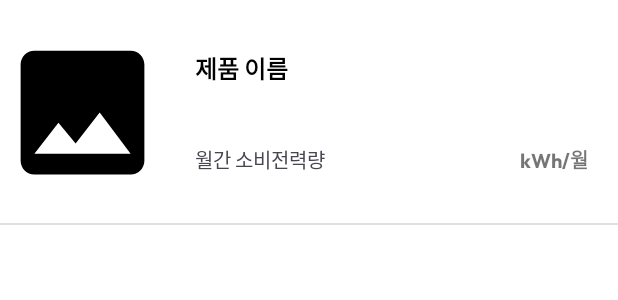
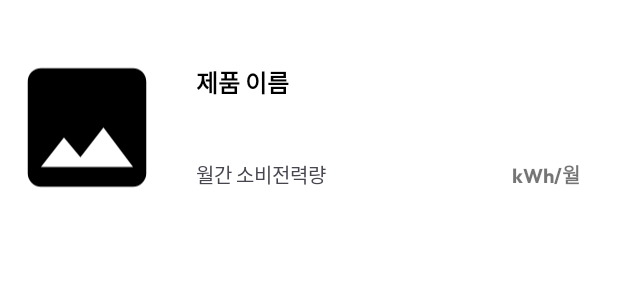
Before and after one commit to lspc678/Capstone_Frontend, an Android app: the layout recommend_product_list_item.xml on its own in the app's theme, with its tools: preview values and no code run, on a phone screen of 412 x 824 dp. Shown: the top 300 px of the screen. Run offline under Robolectric (Android 15) with nearby library versions, the phone set to English and light mode, and no system bars.

Commit message:
design: changed recommend_product_list_item cardview design

```diff
--- a/app/src/main/res/layout/recommend_product_list_item.xml
+++ b/app/src/main/res/layout/recommend_product_list_item.xml
@@ -4,29 +4,30 @@
     xmlns:app="http://schemas.android.com/apk/res-auto"
     android:id="@+id/recommendProductListItem"
     android:layout_width="match_parent"
-    android:layout_height="155dp"
+    android:layout_height="170dp"
+    android:layout_marginBottom="15dp"
+    app:cardCornerRadius="20dp"
     app:cardElevation="0dp">
 
     <androidx.constraintlayout.widget.ConstraintLayout
         android:layout_width="match_parent"
-        android:layout_height="wrap_content"
-        android:layout_marginBottom="5dp">
+        android:layout_height="match_parent"
+        android:layout_margin="5dp">
 
         <ImageView
             android:id="@+id/imageDevice"
-            android:layout_width="110dp"
+            android:layout_width="105dp"
             android:layout_height="match_parent"
             android:src="@drawable/ic_image"
             app:layout_constraintTop_toTopOf="parent"
             app:layout_constraintBottom_toBottomOf="parent"
             app:layout_constraintStart_toStartOf="parent" />
 
-        <LinearLayout
+        <androidx.constraintlayout.widget.ConstraintLayout
             android:id="@+id/linearLayout"
             android:layout_width="0dp"
             android:layout_height="match_parent"
             android:layout_marginStart="20dp"
-            android:orientation="vertical"
             app:layout_constraintBottom_toBottomOf="parent"
             app:layout_constraintEnd_toEndOf="parent"
             app:layout_constraintStart_toEndOf="@+id/imageDevice"
@@ -36,17 +37,22 @@
                 android:id="@+id/textProductName"
                 android:layout_width="wrap_content"
                 android:layout_height="wrap_content"
-                android:layout_marginTop="18dp"
                 android:fontFamily="@font/outfit_bold"
                 android:text="제품 이름"
                 android:textColor="@color/black"
-                android:textSize="16sp" />
+                android:textSize="16sp"
+                app:layout_constraintStart_toStartOf="parent"
+                app:layout_constraintTop_toTopOf="parent"
+                app:layout_constraintBottom_toTopOf="@id/constraintLayoutForEnergyConsume"/>
 
             <androidx.constraintlayout.widget.ConstraintLayout
+                android:id="@+id/constraintLayoutForEnergyConsume"
                 android:layout_width="match_parent"
                 android:layout_height="wrap_content"
-                android:layout_marginTop="37dp"
-                android:layout_marginBottom="18dp">
+                app:layout_constraintStart_toStartOf="parent"
+                app:layout_constraintEnd_toEndOf="parent"
+                app:layout_constraintTop_toBottomOf="@id/textProductName"
+                app:layout_constraintBottom_toBottomOf="parent">
 
                 <TextView
                     android:id="@+id/textPowerOfConsumeType"
@@ -65,22 +71,13 @@
                     android:layout_width="wrap_content"
                     android:layout_height="wrap_content"
                     android:layout_marginEnd="20dp"
+                    android:fontFamily="@font/outfit_bold"
                     android:text="kWh/월"
                     android:textSize="13sp"
-                    android:fontFamily="@font/outfit_bold"
+                    app:layout_constraintBottom_toBottomOf="parent"
                     app:layout_constraintEnd_toEndOf="parent"
-                    app:layout_constraintTop_toTopOf="parent"
-                    app:layout_constraintBottom_toBottomOf="parent"/>
+                    app:layout_constraintTop_toTopOf="parent" />
             </androidx.constraintlayout.widget.ConstraintLayout>
-        </LinearLayout>
-
-        <View
-            android:id="@+id/divider"
-            android:layout_width="match_parent"
-            android:layout_height="1dp"
-            android:background="?android:attr/listDivider"
-            app:layout_constraintBottom_toBottomOf="parent"
-            app:layout_constraintEnd_toEndOf="parent"
-            app:layout_constraintStart_toStartOf="parent" />
+        </androidx.constraintlayout.widget.ConstraintLayout>
     </androidx.constraintlayout.widget.ConstraintLayout>
 </androidx.cardview.widget.CardView>
```
